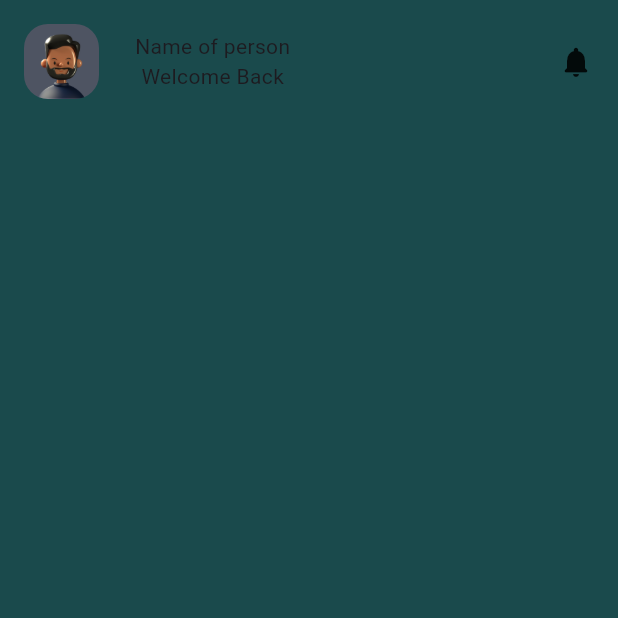
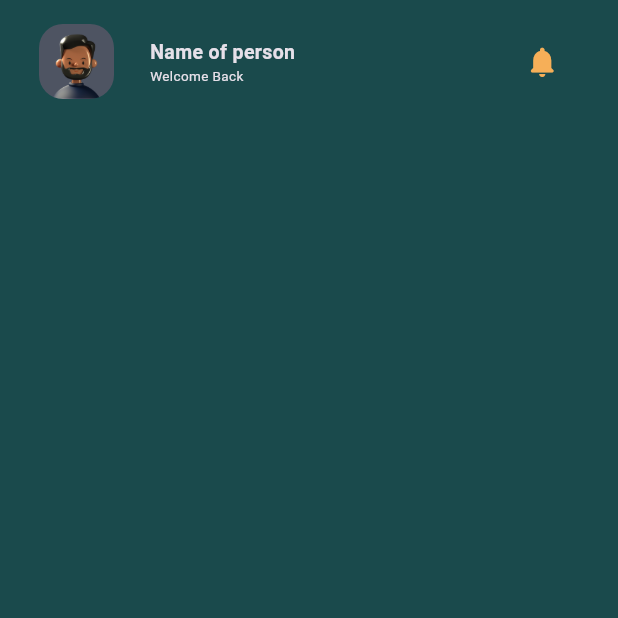
Before and after one commit to Mohamed-Emad1/muslim_app, a Flutter app: the screen it shows after launch, on a phone screen of 412 x 824 dp, the top half of it. Run offline on Flutter 3.47's test engine with Material 3 defaults, Android fonts, the phone set to English and light mode, and no system bars.

Commit message:
change them of app

```diff
--- a/lib/Features/home/presentation/views/widgets/custom_app_bar.dart
+++ b/lib/Features/home/presentation/views/widgets/custom_app_bar.dart
@@ -1,4 +1,6 @@
 import 'package:flutter/material.dart';
+import 'package:muslim_app/core/utils/colors.dart';
+import 'package:muslim_app/core/utils/styles.dart';
 
 import '../../../../../core/utils/assets.dart';
 
@@ -15,7 +17,9 @@ class CustomAppBar extends StatelessWidget {
           // SvgPicture.asset(
           //   'assets/images/pp.svg',
           // ),
-          Row(
+          Padding(
+            padding: const EdgeInsets.only(left: 10),
+            child: Row(
               mainAxisAlignment: MainAxisAlignment.spaceBetween,
               children: [
                 Container(
@@ -34,14 +38,28 @@ class CustomAppBar extends StatelessWidget {
                   width: 24,
                 ),
                 const Column(
+                  crossAxisAlignment: CrossAxisAlignment.start,
                   children: [
-                  Text("Name of person"),
-                  Text("Welcome Back"),
+                    Text(
+                      "Name of person",
+                      style: Styles.textStyle13,
+                    ),
+                    Text(
+                      "Welcome Back",
+                      style: Styles.textStyle9,
+                    ),
                   ],
                 ),
               ],
             ),
-          const Icon(Icons.notifications_rounded),
+          ),
+          const Padding(
+            padding: EdgeInsets.only(right: 22.5),
+            child: Icon(
+              Icons.notifications_rounded,
+              color: ColorsStyles.goldenColor,
+            ),
+          ),
         ],
       ),
     );
--- a/lib/main.dart
+++ b/lib/main.dart
@@ -1,5 +1,7 @@
 import 'package:flutter/material.dart';
 import 'package:muslim_app/Features/home/presentation/views/home_view.dart';
+
+import 'core/utils/colors.dart';
 
 void main() {
   runApp(const MuslimApp());
@@ -11,10 +13,13 @@ class MuslimApp extends StatelessWidget {
   // This widget is the root of your application.
   @override
   Widget build(BuildContext context) {
-    return const MaterialApp(
+    return  MaterialApp(
       debugShowCheckedModeBanner: false,
       title: 'Muslim app',
-      home: HomeView(),
+      theme: ThemeData.dark().copyWith(
+         scaffoldBackgroundColor: ColorsStyles.homeBackGround,
+      ),
+      home:const HomeView(),
     );
   }
 }
```
Lines whose indentation alone changed are shown as unchanged.
